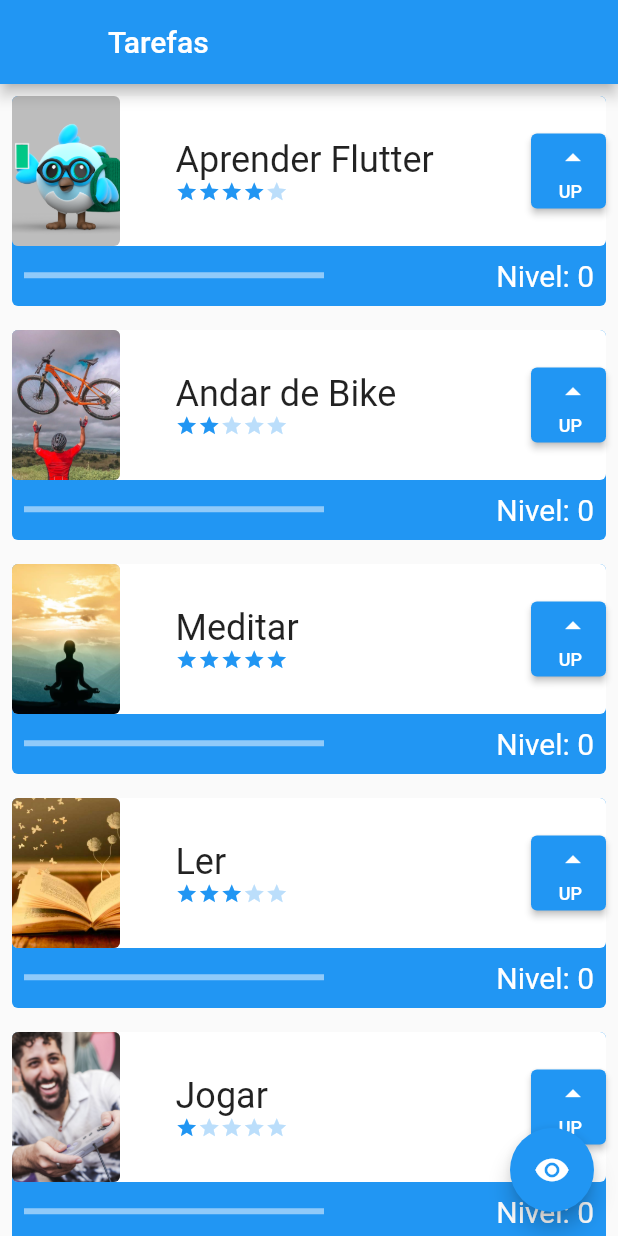
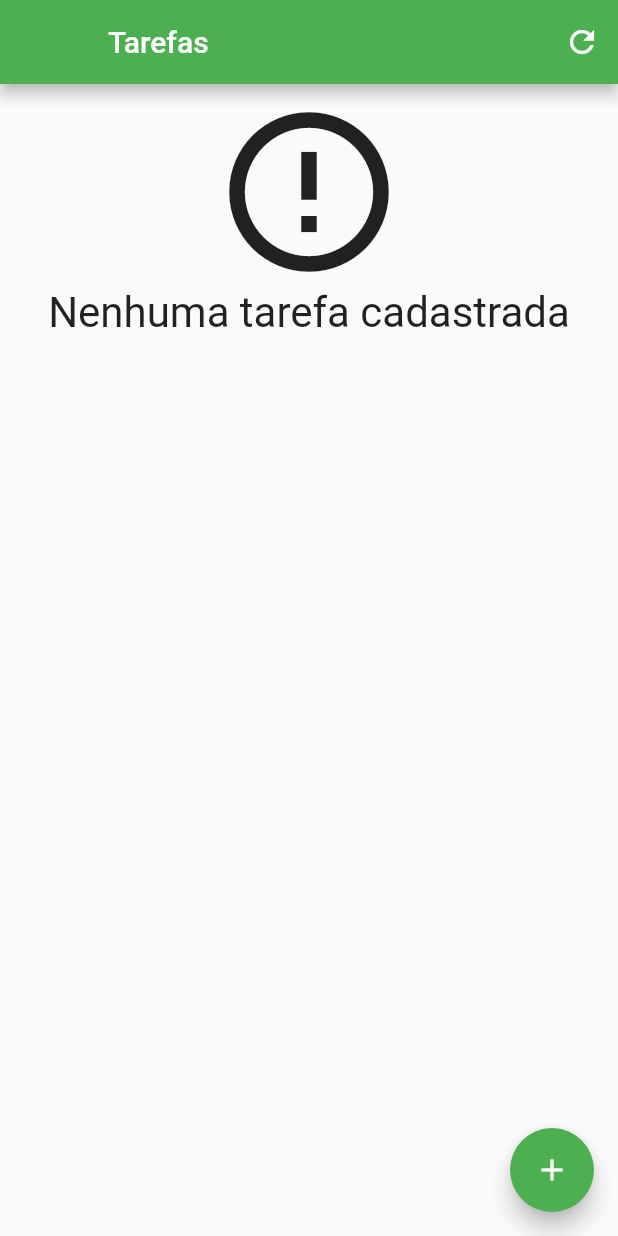
Before and after one commit to pedro-lill/Flutter-alura, a Flutter app: the screen it shows after launch, on a phone screen of 412 x 824 dp. Run offline on Flutter 3.47's test engine with Material 2 defaults, Android fonts, the phone set to English and light mode, and no system bars; our stand-ins replace sqflite; accounts and stored records are empty.

Commit message:
segunda parte

```diff
--- a/lib/Components/task.dart
+++ b/lib/Components/task.dart
@@ -1,18 +1,28 @@
 import 'package:curso/Components/difficulty.dart';
+import 'package:curso/data/taskDAO.dart';
 import 'package:flutter/material.dart';
 
 class Task extends StatefulWidget {
   final String nome;
   final String foto;
   final int dificuldade;
-  const Task(this.nome, this.foto, this.dificuldade, {super.key});
+  Task(this.nome, this.foto, this.dificuldade, {super.key});
+
+  int nivel = 0;
 
   @override
   State<Task> createState() => _TaskState();
 }
 
 class _TaskState extends State<Task> {
-  int nivel = 0;
+  bool assetOrNetwork() {
+    if (widget.foto.contains('http')) {
+      return false;
+    } else {
+      return true;
+    }
+  }
+
   @override
   Widget build(BuildContext context) {
     return Padding(
@@ -21,7 +31,7 @@ class _TaskState extends State<Task> {
         children: [
           Container(
             decoration: BoxDecoration(
-                color: Colors.blue, borderRadius: BorderRadius.circular(4)),
+                color: Colors.green, borderRadius: BorderRadius.circular(4)),
             height: 140,
           ),
           Column(
@@ -42,10 +52,15 @@ class _TaskState extends State<Task> {
                       height: 100,
                       child: ClipRRect(
                         borderRadius: BorderRadius.circular(4),
-                        child: Image.asset(
-                          widget.foto,
-                          fit: BoxFit.cover,
-                        ),
+                        child: assetOrNetwork()
+                            ? Image.asset(
+                                widget.foto,
+                                fit: BoxFit.cover,
+                              )
+                            : Image.network(
+                                widget.foto,
+                                fit: BoxFit.cover,
+                              ),
                       ),
                     ),
                     Column(
@@ -69,9 +84,12 @@ class _TaskState extends State<Task> {
                       height: 50,
                       width: 50,
                       child: ElevatedButton(
+                          onLongPress: () {
+                            TaskDao().delete(widget.nome);
+                          } ,
                           onPressed: () {
                             setState(() {
-                              nivel++;
+                              widget.nivel++;
                             });
                           },
                           child: const Column(
@@ -99,7 +117,7 @@ class _TaskState extends State<Task> {
                       child: LinearProgressIndicator(
                         color: Colors.red,
                         value: (widget.dificuldade > 0)
-                            ? (nivel / widget.dificuldade) / 10
+                            ? (widget.nivel / widget.dificuldade) / 10
                             : 1,
                       ),
                     ),
@@ -107,7 +125,7 @@ class _TaskState extends State<Task> {
                   Padding(
                     padding: const EdgeInsets.all(8.0),
                     child: Text(
-                      ' Nivel: $nivel',
+                      ' Nivel: ${widget.nivel}',
                       style: const TextStyle(
                         color: Colors.white,
                         fontSize: 20,
--- a/lib/Screens/initialScreen.dart
+++ b/lib/Screens/initialScreen.dart
@@ -1,5 +1,7 @@
+import 'package:curso/Components/task.dart';
+import 'package:curso/data/taskDAO.dart';
 import 'package:flutter/material.dart';
-import 'package:curso/Components/task.dart';
+import 'package:curso/Screens/formScreen.dart';
 
 class InitialScreen extends StatefulWidget {
   const InitialScreen({super.key});
@@ -9,36 +11,94 @@ class InitialScreen extends StatefulWidget {
 }
 
 class _InitialScreenState extends State<InitialScreen> {
-  bool opacidade = true;
-
   @override
   Widget build(BuildContext context) {
     return Scaffold(
       appBar: AppBar(
         leading: Container(),
+        actions: [IconButton(onPressed: (){setState(() {});},
+        icon: const Icon(Icons.refresh))
+        ],
         title: const Text('Tarefas'),
       ),
-        body: AnimatedOpacity(
-          opacity: opacidade ? 1 : 0,
-          duration: const Duration(microseconds: 5000),
-          child: ListView(
-            children: const [
-              Task('Aprender Flutter', 'assets/images/flutter.png', 4),
-              Task('Andar de Bike', 'assets/images/bike.jpg', 2),
-              Task('Meditar', 'assets/images/meditar.jpeg', 5),
-              Task('Ler', 'assets/images/ler.jpg', 3),
-              Task('Jogar', 'assets/images/jogar.jpg', 1),
-              SizedBox(height: 80),
+      body: Padding(
+          padding: const EdgeInsets.only(top: 8, bottom: 70),
+          child: FutureBuilder<List<Task>>(
+              future: TaskDao().findAll(),
+              builder: (context, snapshot) {
+                List<Task>? items = snapshot.data;
+                switch (snapshot.connectionState) {
+                  case ConnectionState.none:
+                    return const Center(
+                      child: Column(
+                        children: [
+                          CircularProgressIndicator(),
+                          Text('Carregando...'),
                         ],
                       ),
+                    );
+                  case ConnectionState.waiting:
+                    return const Center(
+                      child: Column(
+                        children: [
+                          CircularProgressIndicator(),
+                          Text('Carregando...'),
+                        ],
+                      ),
+                    );
+                  case ConnectionState.active:
+                    return const Center(
+                      child: Column(
+                        children: [
+                          CircularProgressIndicator(),
+                          // centralizar texto
+                          Text('Carregando...'),
+
+                        ],
+                      ),
+                    );
+                  case ConnectionState.done:
+                    if (snapshot.hasData && items != null) {
+                      if (items.isNotEmpty) {
+                        return ListView.builder(
+                            itemCount: items.length,
+                            itemBuilder: (BuildContext context, int index) {
+                              final Task tarefa = items[index];
+                              return tarefa;
+                            });
+                      }
+                      return const Center(
+                        child: Column(
+                          children: [
+                            Icon(Icons.error_outline, size: 128),
+                            Text(
+                              'Nenhuma tarefa cadastrada',
+                              style: TextStyle(fontSize: 28),
+
+                            ),
+                          ],
+                        ),
+                      );
+                    }
+                    return const Text('Erro ao carregar tarefas');
+                }
+              }
+            )
           ),
       floatingActionButton: FloatingActionButton(
         onPressed: () {
-            setState(() {
-              opacidade = !opacidade;
-            });
+          Navigator.push(
+            context,
+            MaterialPageRoute(
+              builder: (contextNew) => FormScreen(
+                taskContext: context,
+              ),
+            ),
+          ).then((value) => setState(() {
+          },));
         },
-          child: const Icon(Icons.remove_red_eye),
-        ));
+        child: const Icon(Icons.add),
+      ),
+    );
   }
 }
--- /dev/null
+++ b/lib/data/taskDAO.dart
@@ -0,0 +1,73 @@
+
+import 'package:curso/Components/task.dart';
+import 'package:curso/data/database.dart';
+import 'package:sqflite/sqflite.dart';
+
+class TaskDao {
+  static const String tableSql = 'CREATE TABLE $_tablename('
+      '$_name TEXT, '
+      '$_image TEXT, '
+      '$_difficulty INTEGER)';
+
+  static const String _tablename = 'taskTable';
+  static const String _name = 'name';
+  static const String _image = 'image';
+  static const String _difficulty = 'difficulty';
+
+  save(Task tarefa) async {
+    final Database db = await getDatabase();
+    var itemExists = await find(tarefa.nome);
+    Map<String, dynamic> values = toMap(tarefa);
+    if (itemExists.isEmpty) {
+      return await db.insert(_tablename, values);
+
+    }else{
+      return await db.update
+            (_tablename,
+              values,
+              where: '$_name = ?',
+              whereArgs: [tarefa.nome],);
+    }
+  }
+
+  Map<String, dynamic> toMap(Task tarefa) {
+    final Map<String, dynamic> mapaDeTarefas = {};
+    mapaDeTarefas[_name] = tarefa.nome;
+    mapaDeTarefas[_image] = tarefa.foto;
+    mapaDeTarefas[_difficulty] = tarefa.dificuldade;
+    return mapaDeTarefas;
+  }
+
+
+  Future<List<Task>> findAll() async {
+    final Database db = await getDatabase();
+    final List<Map<String, dynamic>> result = await db.query(_tablename);
+    return toList(result);
+  }
+
+  List<Task> toList(List<Map<String, dynamic>> listaDeTarefas){
+    final List<Task> tarefas = [];
+    for(Map<String, dynamic> linha in listaDeTarefas){
+      final Task tarefa = Task (
+        linha[_name],
+        linha[_image],
+        linha[_difficulty],
+      );
+      tarefas.add(tarefa);
+    }
+    return tarefas;
+  }
+
+  Future<List<Task>> find(String nameTarefa) async {
+    final Database db = await getDatabase();
+    final List<Map<String, dynamic>> result = await
+           db.query(_tablename, where: '$_name = ?', whereArgs: [nameTarefa]);
+    return toList(result);
+  }
+
+  delete(String nameTarefa) async {
+    final Database db = await getDatabase();
+    return await db.delete(_tablename, where: '$_name = ?', whereArgs: [nameTarefa]);
+
+  }
+}
--- /dev/null
+++ b/lib/data/task_inherited.dart
@@ -0,0 +1,33 @@
+import 'package:flutter/material.dart';
+import 'package:curso/Components/task.dart';
+
+class TaskInherited extends InheritedWidget {
+  TaskInherited({
+    Key? key,
+    required Widget child,
+  }) : super(key: key, child: child);
+
+  final List<Task> taskList = [
+    Task('Aprender Flutter', 'assets/images/flutter.png', 4),
+    Task('Andar de Bike', 'assets/images/bike.jpg', 2),
+    Task('Meditar', 'assets/images/meditar.jpeg', 5),
+    Task('Ler', 'assets/images/ler.jpg', 3),
+    Task('Jogar', 'assets/images/jogar.jpg', 1),
+  ];
+
+  void newTask(String nome, String photo, int difficulty) {
+    taskList.add(Task(nome, photo, difficulty));
+  }
+
+  static TaskInherited of(BuildContext context) {
+    final TaskInherited? result =
+        context.dependOnInheritedWidgetOfExactType<TaskInherited>();
+    assert(result != null, 'No TaskInherited found in context');
+    return result!;
+  }
+
+  @override
+  bool updateShouldNotify(TaskInherited oldWidget) {
+    return oldWidget.taskList.length != taskList.length;
+  }
+}
--- a/lib/main.dart
+++ b/lib/main.dart
@@ -1,4 +1,5 @@
 import 'package:curso/Screens/initialScreen.dart';
+import 'package:curso/data/task_inherited.dart';
 import 'package:flutter/material.dart';
 
 void main() {
@@ -11,11 +12,13 @@ class MyApp extends StatelessWidget {
   @override
   Widget build(BuildContext context) {
     return MaterialApp(
-        title: 'Flutter Demo',
-        theme: ThemeData(
-          primarySwatch: Colors.blue,
-        ),
-        home: const InitialScreen(),
-        );
+      title: 'Baita App',
+      theme: ThemeData(
+        primarySwatch: Colors.green,
+      ),
+      home: TaskInherited(
+        child: const InitialScreen()
+      ),
+    );
   }
 }
--- a/pubspec.yaml
+++ b/pubspec.yaml
@@ -35,6 +35,7 @@ dependencies:
   # The following adds the Cupertino Icons font to your application.
   # Use with the CupertinoIcons class for iOS style icons.
   cupertino_icons: ^1.0.2
+  sqflite: 2.3.0
 
 dev_dependencies:
   flutter_test:
```
Also changed, not shown: lib/Screens/formScreen.dart (added, +174 -0 lines), lib/data/database.dart (added, +14 -0 lines), assets/images/nophoto.png (added), pubspec.lock, 3 other files. Lines whose indentation alone changed are shown as unchanged.
